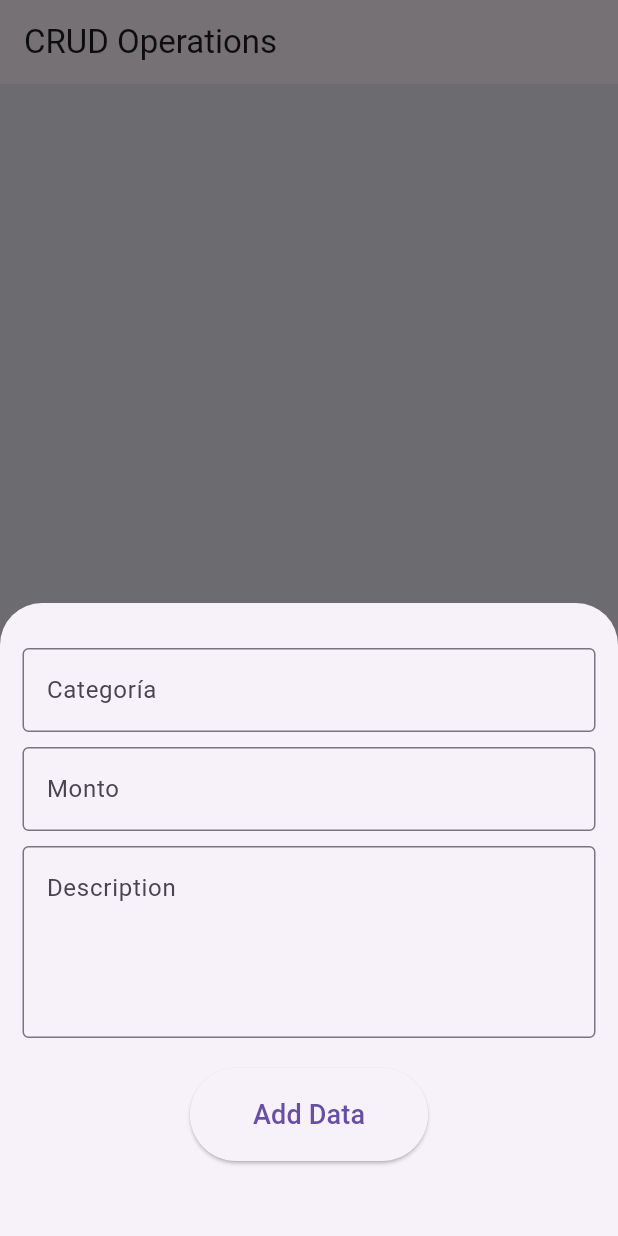
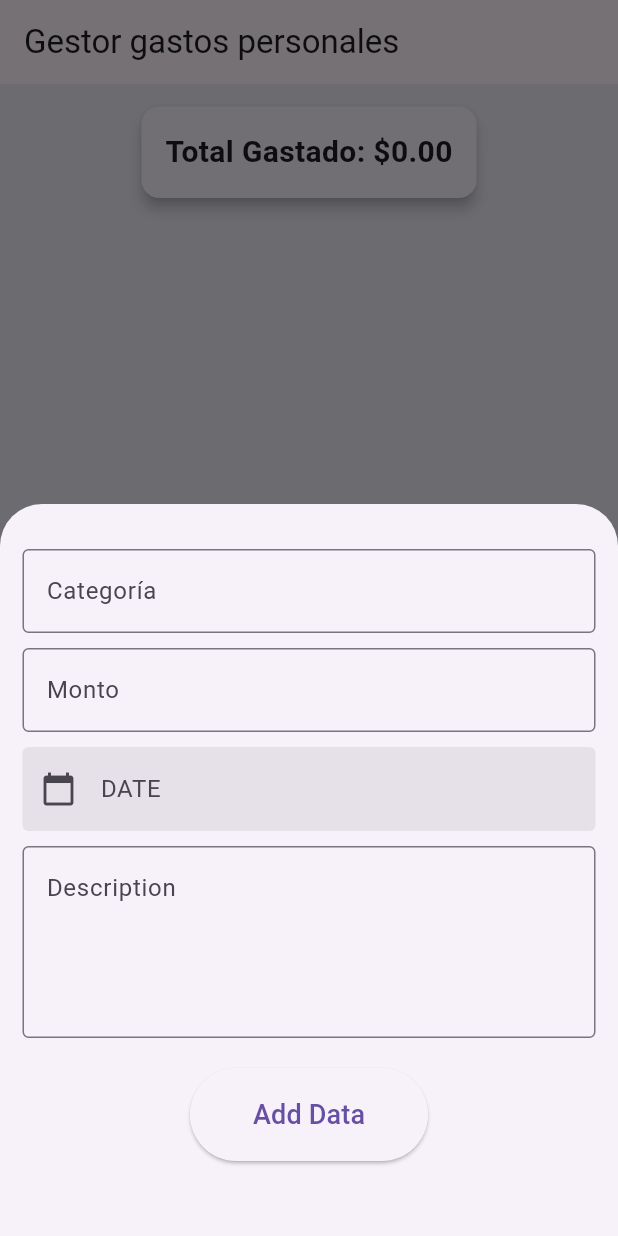
Before and after one commit to luis-pv54/control-gastos-personales, a Flutter app: the screen it shows after launch, after a tap on the "add" icon, on a phone screen of 412 x 824 dp. Run offline on Flutter 3.47's test engine with Material 3 defaults, Android fonts, the light colour scheme and no system bars; our stand-ins replace sqflite; accounts and stored records are empty.

Commit message:
agregando calendario

```diff
--- a/lib/db_helper.dart
+++ b/lib/db_helper.dart
@@ -7,7 +7,7 @@
       categoria TEXT,
       descripcion TEXT,
       monto REAL,
-      createdAt TIMESTAMP NOT NULL DEFAULT CURRENT_TIMESTAMP
+      fecha TEXT
     )""");
   }
 
@@ -25,7 +25,7 @@
     String categoria,
     String? descripcion,
     double monto,
-    // DateTime fecha,
+    String fecha,
   ) async {
     final db = await SQLHelper.db();
 
@@ -33,7 +33,7 @@
       'categoria': categoria,
       'descripcion': descripcion,
       'monto': monto,
-      // 'fecha': fecha,
+      'fecha': fecha,
     };
     final id = await db.insert(
       'data',
@@ -59,13 +59,14 @@
     String categoria,
     String? descripcion,
     double monto,
+    String fecha,
   ) async {
     final db = await SQLHelper.db();
     final data = {
       'categoria': categoria,
       'descripcion': descripcion,
       'monto': monto,
-      'createdAt': DateTime.now().toString(),
+      'fecha': fecha,
     };
     final result = await db.update(
       'data',
--- a/lib/home_screen.dart
+++ b/lib/home_screen.dart
@@ -12,6 +12,10 @@
   List<Map<String, dynamic>> _allData = [];
 
   bool _isLoading = true;
+
+  double calcularTotal() {
+    return _allData.fold(0.0, (sum, item) => sum + (item['monto'] as double));
+  }
 
   // Get All Data From Database
   void _refreshData() async {
@@ -34,7 +38,7 @@
       _categoriaController.text,
       _descripcionController.text,
       double.parse(_montoController.text),
-      // DateTime.parse(_dateController.text),
+      _dateController.text,
     );
     _refreshData();
   }
@@ -46,6 +50,7 @@
       _categoriaController.text,
       _descripcionController.text,
       double.parse(_montoController.text),
+      _dateController.text,
     );
     _refreshData();
   }
@@ -56,7 +61,7 @@
     ScaffoldMessenger.of(context).showSnackBar(
       const SnackBar(
         backgroundColor: Colors.redAccent,
-        content: Text('Data Deleted'),
+        content: Text('Gasto eliminado'),
       ),
     );
     _refreshData();
@@ -93,7 +98,7 @@
       _categoriaController.text = existingData['categoria'];
       _descripcionController.text = existingData['descripcion'];
       _montoController.text = existingData['monto'].toString();
-      // _dateController.text = existingData['fecha'];
+      _dateController.text = existingData['fecha'];
     }
 
     showModalBottomSheet(
@@ -118,26 +123,7 @@
                     hintText: "Categoría",
                   ),
                 ),
-                // SizedBox(height: 10),
-                // TextField(
-                //   controller: _dateController,
-                //   decoration: InputDecoration(
-                //     labelText: 'DATE',
-                //     filled: true,
-                //     prefixIcon: Icon(Icons.calendar_today),
-                //     enabledBorder: OutlineInputBorder(
-                //       borderSide: BorderSide.none,
-                //     ),
-                //     focusedBorder: OutlineInputBorder(
-                //       borderSide: BorderSide(color: Colors.blue),
-                //     ),
-                //     border: OutlineInputBorder(),
-                //   ),
-                //   readOnly: true,
-                //   onTap: () {
-                //     _selectDate();
-                //   },
-                // ),
+
                 SizedBox(height: 10),
 
                 TextField(
@@ -147,6 +133,26 @@
                     hintText: "Monto",
                   ),
                   keyboardType: TextInputType.number,
+                ),
+                SizedBox(height: 10),
+
+                TextField(
+                  controller: _dateController,
+                  decoration: InputDecoration(
+                    labelText: 'DATE',
+                    filled: true,
+                    prefixIcon: Icon(Icons.calendar_today),
+                    enabledBorder: OutlineInputBorder(
+                      borderSide: BorderSide.none,
+                    ),
+                    focusedBorder: OutlineInputBorder(
+                      borderSide: BorderSide(color: Colors.blue),
+                    ),
+                  ),
+                  readOnly: true,
+                  onTap: () {
+                    _selectDate();
+                  },
                 ),
                 SizedBox(height: 10),
                 TextField(
@@ -171,10 +177,10 @@
                       _categoriaController.text = "";
                       _descripcionController.text = "";
                       _montoController.text = "";
+                      _dateController.text = "";
 
                       // Hide Bottom Sheet
                       Navigator.of(context).pop();
-                      print('Data Added');
                     },
                     child: Padding(
                       padding: EdgeInsets.all(18),
@@ -198,11 +204,30 @@
   Widget build(BuildContext context) {
     return Scaffold(
       backgroundColor: Color(0xFFECEAF4),
-      appBar: AppBar(title: Text('CRUD Operations')),
+      appBar: AppBar(title: Text('Gestor gastos personales')),
       body:
           _isLoading
               ? Center(child: CircularProgressIndicator())
-              : ListView.builder(
+              : Column(
+                children: [
+                  // Card del total gastado
+                  Card(
+                    elevation: 4,
+                    margin: EdgeInsets.all(15),
+                    child: Padding(
+                      padding: const EdgeInsets.all(16.0),
+                      child: Text(
+                        "Total Gastado: \$${calcularTotal().toStringAsFixed(2)}",
+                        style: const TextStyle(
+                          fontSize: 20,
+                          fontWeight: FontWeight.bold,
+                        ),
+                      ),
+                    ),
+                  ),
+                  // Lista de datos
+                  Expanded(
+                    child: ListView.builder(
                       itemCount: _allData.length,
                       itemBuilder:
                           (context, index) => Card(
@@ -215,7 +240,6 @@
                                   style: TextStyle(fontSize: 20),
                                 ),
                               ),
-                        // subtitle: Text(_allData[index]['descripcion']),
                               subtitle: Column(
                                 crossAxisAlignment: CrossAxisAlignment.start,
                                 children: [
@@ -225,9 +249,9 @@
                                     'Monto: \$${_allData[index]['monto'].toString()}',
                                   ),
                                   SizedBox(height: 2),
-                            // Text('Fecha: ${_allData[index]['createdAt']}'),
                                   Text(
-                              'Fecha: ${DateTime.parse(_allData[index]['createdAt']).toLocal().toString().split(' ')[0]}',
+                                    // 'Fecha: ${DateTime.parse(_allData[index]['createdAt']).toLocal().toString().split(' ')[0]}',
+                                    'Fecha: \$${_allData[index]['fecha'].toString()}',
                                   ),
                                 ],
                               ),
@@ -238,7 +262,10 @@
                                     onPressed: () {
                                       showBottomSheet(_allData[index]['id']);
                                     },
-                              icon: Icon(Icons.edit, color: Colors.indigo),
+                                    icon: Icon(
+                                      Icons.edit,
+                                      color: Colors.indigo,
+                                    ),
                                   ),
                                   IconButton(
                                     onPressed: () {
@@ -251,6 +278,10 @@
                             ),
                           ),
                     ),
+                  ),
+                ],
+              ),
+
       floatingActionButton: FloatingActionButton(
         onPressed: () => showBottomSheet(null),
         child: Icon(Icons.add),
```
Lines whose indentation alone changed are shown as unchanged.
